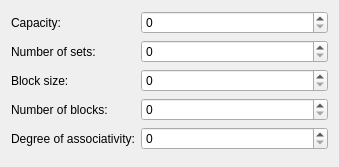
This is qtmips_gui/NewDialogCache.ui in cvut/qtrvsim as Qt 5 draws it before an edit. The edited form follows.
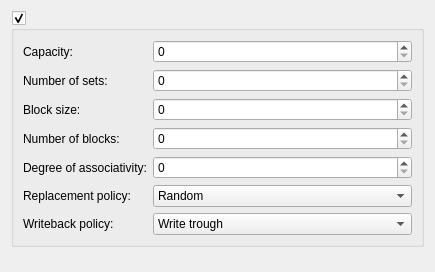
This is the edited form.

```diff
--- a/qtmips_gui/NewDialogCache.ui
+++ b/qtmips_gui/NewDialogCache.ui
@@ -6,14 +6,23 @@
    <rect>
     <x>0</x>
     <y>0</y>
-    <width>339</width>
-    <height>167</height>
+    <width>435</width>
+    <height>272</height>
    </rect>
   </property>
   <property name="windowTitle">
    <string>Form</string>
   </property>
-  <layout class="QFormLayout" name="formLayout_2">
+  <layout class="QVBoxLayout" name="verticalLayout">
+   <item>
+    <widget class="QGroupBox" name="enabled">
+     <property name="title">
+      <string/>
+     </property>
+     <property name="checkable">
+      <bool>true</bool>
+     </property>
+     <layout class="QFormLayout" name="formLayout">
    <item row="0" column="0">
     <widget class="QLabel" name="label">
      <property name="text">
@@ -22,7 +31,7 @@
     </widget>
    </item>
    <item row="0" column="1">
-    <widget class="QSpinBox" name="spinBox"/>
+       <widget class="QSpinBox" name="capcity"/>
    </item>
    <item row="1" column="0">
     <widget class="QLabel" name="label_2">
@@ -31,6 +40,9 @@
      </property>
     </widget>
    </item>
+      <item row="1" column="1">
+       <widget class="QSpinBox" name="number_of_sets"/>
+      </item>
    <item row="2" column="0">
     <widget class="QLabel" name="label_3">
      <property name="text">
@@ -38,6 +50,9 @@
      </property>
     </widget>
    </item>
+      <item row="2" column="1">
+       <widget class="QSpinBox" name="block_size"/>
+      </item>
    <item row="3" column="0">
     <widget class="QLabel" name="label_4">
      <property name="text">
@@ -45,6 +60,9 @@
      </property>
     </widget>
    </item>
+      <item row="3" column="1">
+       <widget class="QSpinBox" name="number_of_blocks"/>
+      </item>
    <item row="4" column="0">
     <widget class="QLabel" name="label_5">
      <property name="text">
@@ -52,17 +70,76 @@
      </property>
     </widget>
    </item>
-   <item row="1" column="1">
-    <widget class="QSpinBox" name="spinBox_2"/>
-   </item>
-   <item row="2" column="1">
-    <widget class="QSpinBox" name="spinBox_3"/>
-   </item>
-   <item row="3" column="1">
-    <widget class="QSpinBox" name="spinBox_4"/>
-   </item>
    <item row="4" column="1">
-    <widget class="QSpinBox" name="spinBox_5"/>
+       <widget class="QSpinBox" name="degree_if_associativity"/>
+      </item>
+      <item row="5" column="0">
+       <widget class="QLabel" name="label_6">
+        <property name="text">
+         <string>Replacement policy:</string>
+        </property>
+       </widget>
+      </item>
+      <item row="6" column="0">
+       <widget class="QLabel" name="label_7">
+        <property name="text">
+         <string>Writeback policy:</string>
+        </property>
+       </widget>
+      </item>
+      <item row="5" column="1">
+       <widget class="QComboBox" name="comboBox">
+        <item>
+         <property name="text">
+          <string>Random</string>
+         </property>
+        </item>
+        <item>
+         <property name="text">
+          <string>Least Recently Used (LRU)</string>
+         </property>
+        </item>
+        <item>
+         <property name="text">
+          <string>Least Frequently Used (LFU)</string>
+         </property>
+        </item>
+        <item>
+         <property name="text">
+          <string>Adaptive Replacement Cache (ARC)</string>
+         </property>
+        </item>
+       </widget>
+      </item>
+      <item row="6" column="1">
+       <widget class="QComboBox" name="comboBox_2">
+        <item>
+         <property name="text">
+          <string>Write trough</string>
+         </property>
+        </item>
+        <item>
+         <property name="text">
+          <string>Write back</string>
+         </property>
+        </item>
+       </widget>
+      </item>
+     </layout>
+    </widget>
+   </item>
+   <item>
+    <spacer name="verticalSpacer">
+     <property name="orientation">
+      <enum>Qt::Vertical</enum>
+     </property>
+     <property name="sizeHint" stdset="0">
+      <size>
+       <width>20</width>
+       <height>40</height>
+      </size>
+     </property>
+    </spacer>
    </item>
   </layout>
  </widget>
```
Lines whose indentation alone changed are shown as unchanged.
